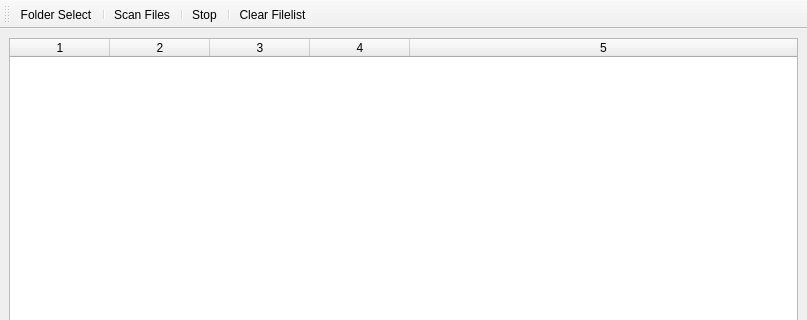
Before: the Qt Designer form specton.ui in thwaller/specton, drawn with Qt 5; both pictures show x 0 to 807 and y 0 to 320 of the 807 by 691 pixel window.
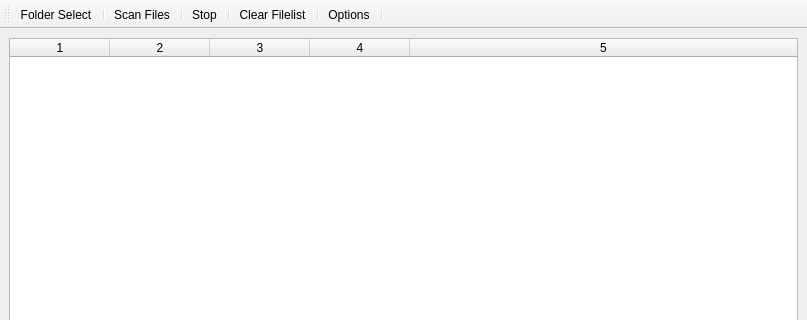
After: the same form once the commit is applied. Icons and pictures are not drawn.

Commit message: support auCDtect. file info dialog

Diff of the .ui file:
```diff
--- a/specton.ui
+++ b/specton.ui
@@ -164,6 +164,9 @@
    <addaction name="actionStop"/>
    <addaction name="separator"/>
    <addaction name="actionClear_Filelist"/>
+   <addaction name="separator"/>
+   <addaction name="actionOptions"/>
+   <addaction name="separator"/>
   </widget>
   <action name="actionScan_Files">
    <property name="icon">
```
Left out of the diff: 14 changed lines with no effect on the pictures. The commit also changes 4 other files.
